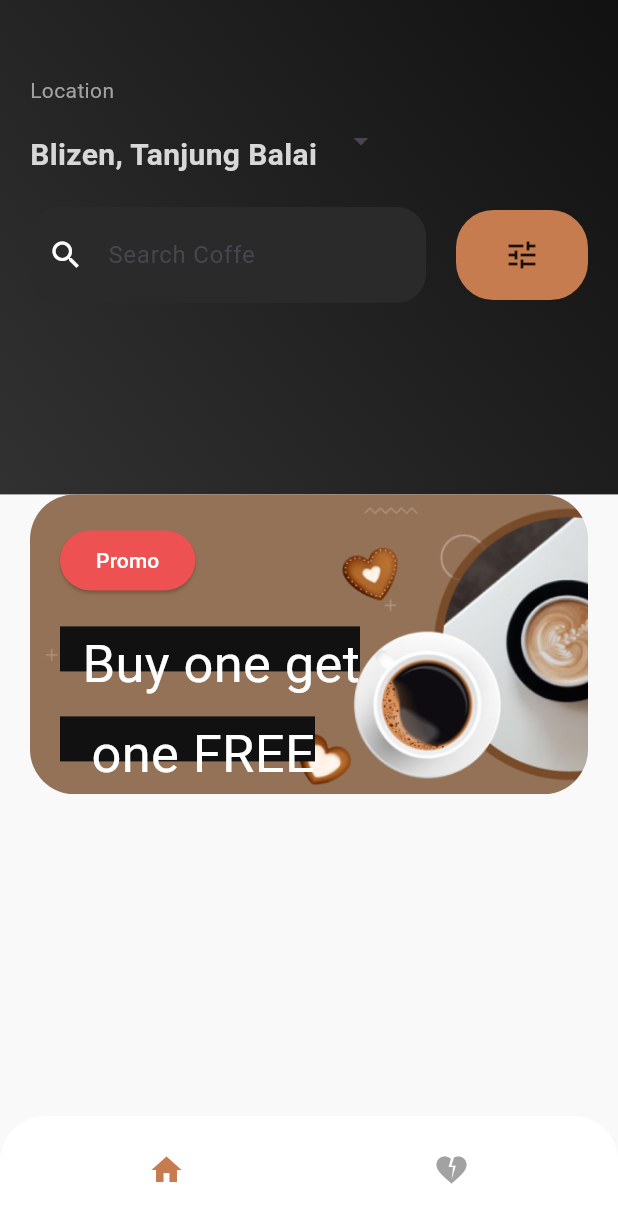
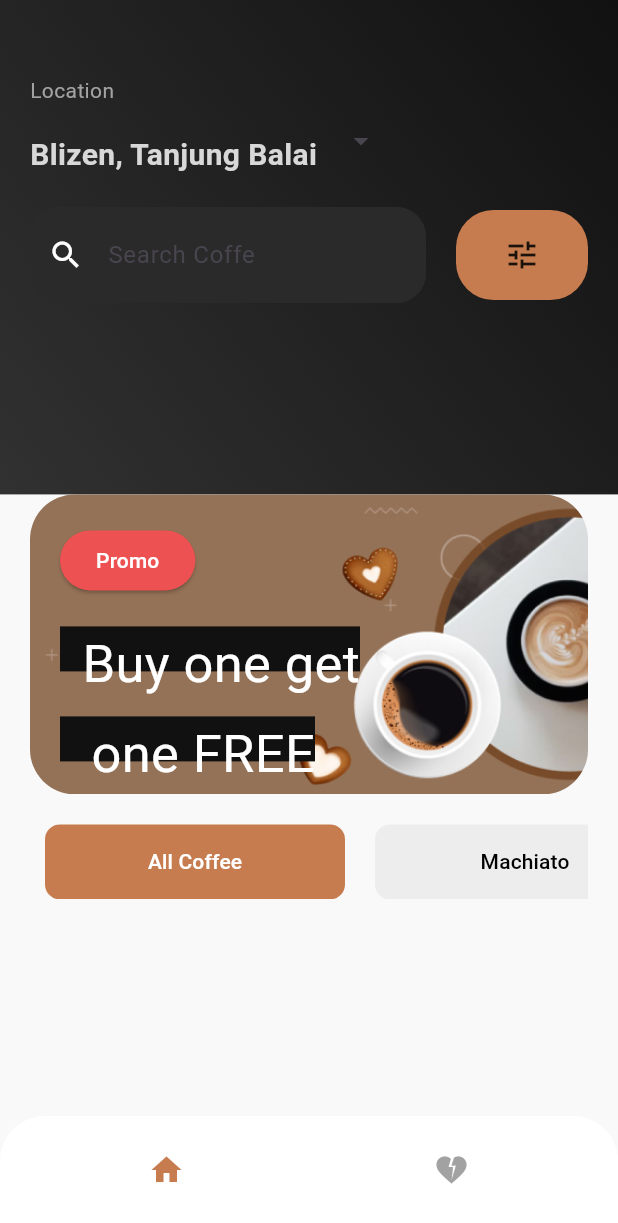
Before and after one commit to mchairul/coffe_shop, a Flutter app: the Dashboard screen opened by its route, on a phone screen of 412 x 824 dp. Shown: the top 1223 px of the screen. Run offline on Flutter 3.47's test engine with Material 3 defaults, Android fonts, the phone set to English and light mode, and no system bars; missing offline and left inert: dart:ffi.

Commit message:
button category

```diff
--- /dev/null
+++ b/lib/components/home/component_category_button.dart
@@ -0,0 +1,54 @@
+import 'package:coffe_shop/models/model_category_button.dart';
+import 'package:coffe_shop/providers/provider_fragment.dart';
+import 'package:coffe_shop/utils/colors.dart';
+import 'package:flutter/material.dart';
+import 'package:flutter/rendering.dart';
+import 'package:provider/provider.dart';
+
+class ComponentCategoryButton extends StatelessWidget {
+  const ComponentCategoryButton({super.key});
+
+  @override
+  Widget build(BuildContext context) {
+    debugPrint('Building ComponentCategoryButton');
+    return Padding(
+      padding: EdgeInsets.only(left: 20, right: 20),
+      child: ListView.builder(
+        shrinkWrap: true,
+        scrollDirection: Axis.horizontal,
+        itemCount: categoryList.length,
+        itemBuilder: (context, index){
+          ModelCategoryButton data = categoryList[index];
+          return Padding(
+            padding: EdgeInsets.only(left: 10, right: 10),
+            child: Consumer<ProviderFragment>(
+              builder: (context, value, child) {
+                return Container(
+                  width: 200,
+                  //height: 100,
+                  decoration: BoxDecoration(
+                      color: value.currentCategoryGetter == data.id ?
+                              brownPrimary : Color(0xffEDEDED),
+                      borderRadius: BorderRadius.circular(10)
+                  ),
+                  child: MaterialButton(
+                    onPressed: (){
+                      context.read<ProviderFragment>().setCurrentCategory = data.id! ;
+                    },
+                    child: Text(
+                      data.name!,
+                      style: TextStyle(
+                          color: value.currentCategoryGetter == data.id ?
+                                  Colors.white : Colors.black
+                      ),
+                    ),
+                  ),
+                );
+              },
+            ),
+          );
+        },
+      ),
+    );
+  }
+}
--- a/lib/fragments/fragment_home.dart
+++ b/lib/fragments/fragment_home.dart
@@ -1,4 +1,5 @@
 import 'package:coffe_shop/components/home/component_banner_promo.dart';
+import 'package:coffe_shop/components/home/component_category_button.dart';
 import 'package:coffe_shop/components/home/component_search_form.dart';
 import 'package:coffe_shop/utils/colors.dart';
 import 'package:flutter/material.dart';
@@ -58,7 +59,12 @@ class FragmentHome extends StatelessWidget {
                 ),
               ),
             ),
-            ComponentBannerPromo()
+            ComponentBannerPromo(),
+            SizedBox(height: 20,),
+            Container(
+              height: 50,
+              child: ComponentCategoryButton(),
+            )
           ],
         ),
       )
--- /dev/null
+++ b/lib/models/model_category_button.dart
@@ -0,0 +1,25 @@
+class ModelCategoryButton {
+  int? id;
+  String? name;
+
+  ModelCategoryButton({this.id,this.name});
+}
+
+List categoryList = [
+  ModelCategoryButton(
+    id: 0,
+    name: 'All Coffee',
+  ),
+  ModelCategoryButton(
+    id: 1,
+    name: 'Machiato',
+  ),
+  ModelCategoryButton(
+    id: 2,
+    name: 'Latte',
+  ),
+  ModelCategoryButton(
+    id: 3,
+    name: 'Americano',
+  ),
+];
--- a/lib/providers/provider_fragment.dart
+++ b/lib/providers/provider_fragment.dart
@@ -1,9 +1,12 @@
+import 'dart:ffi';
+
 import 'package:coffe_shop/fragments/fragment_home.dart';
 import 'package:flutter/material.dart';
 
 class ProviderFragment with ChangeNotifier {
   Widget _currentFragment = FragmentHome();
   int _currentIndex = 0;
+  int _currentCategory = 0;
 
   get currentFragmentGetter => _currentFragment;
 
@@ -37,6 +40,13 @@ class ProviderFragment with ChangeNotifier {
       notifyListeners();
     }
   }
+
+  get currentCategoryGetter => _currentCategory;
+
+  set setCurrentCategory(int category) {
+    _currentCategory = category;
+    notifyListeners();
+  }
 }
 
 enum Fragments {
```
